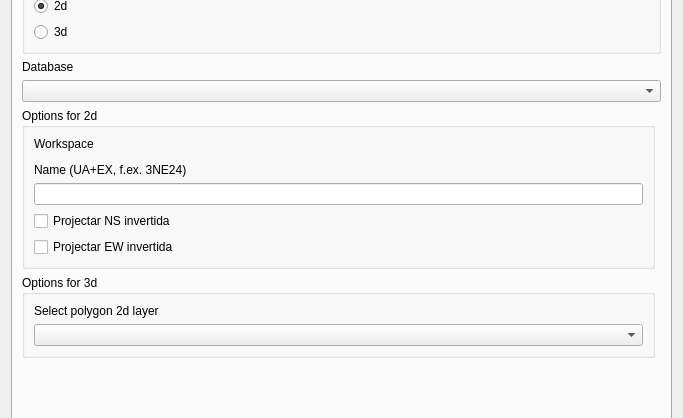
Before: the Qt Designer form sugar_tools_dialog.ui in psigcat/sugartools, drawn with Qt 5; both pictures show x 0 to 683 and y 85 to 503 of the 683 by 792 pixel window.
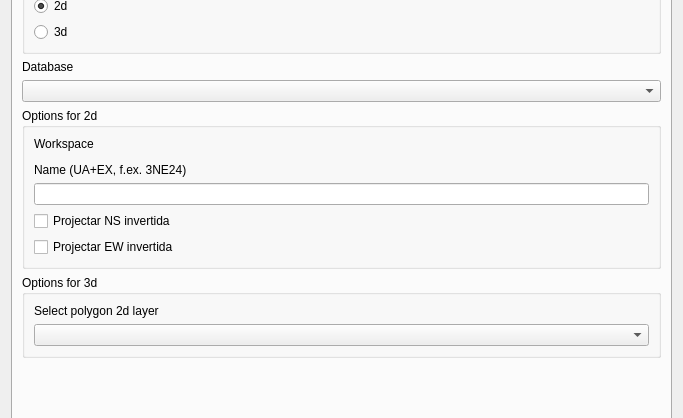
After: the same form once the commit is applied. The open tabs and pages were chosen to show the change. Custom widgets are drawn as their Qt base class.

Commit message: fix name new structure 3d layer, see #51

Patch:
```diff
--- a/sugar_tools_dialog.ui
+++ b/sugar_tools_dialog.ui
@@ -301,11 +301,44 @@
       <attribute name="title">
        <string>Structures</string>
       </attribute>
-      <layout class="QGridLayout" name="gridLayout_8">
-       <item row="3" column="0" colspan="2">
+      <layout class="QVBoxLayout" name="verticalLayout_17">
+       <item>
+        <widget class="QGroupBox" name="groupBox_11">
+         <property name="title">
+          <string>Type</string>
+         </property>
+         <layout class="QVBoxLayout" name="verticalLayout_14">
+          <item>
+           <widget class="QRadioButton" name="structures_check_2d">
+            <property name="text">
+             <string>2d</string>
+            </property>
+            <property name="checked">
+             <bool>true</bool>
+            </property>
+           </widget>
+          </item>
+          <item>
+           <widget class="QRadioButton" name="structures_check_3d">
+            <property name="text">
+             <string>3d</string>
+            </property>
+           </widget>
+          </item>
+         </layout>
+        </widget>
+       </item>
+       <item>
+        <widget class="QLabel" name="label_11">
+         <property name="text">
+          <string>Database</string>
+         </property>
+        </widget>
+       </item>
+       <item>
         <widget class="QComboBox" name="structures_db"/>
        </item>
-       <item row="4" column="0">
+       <item>
         <widget class="QGroupBox" name="sections_2d">
          <property name="title">
           <string>Options for 2d</string>
@@ -352,40 +385,26 @@
          </layout>
         </widget>
        </item>
-       <item row="0" column="0" colspan="2">
-        <widget class="QGroupBox" name="groupBox_11">
+       <item>
+        <widget class="QGroupBox" name="sections_3d">
          <property name="title">
-          <string>Type</string>
+          <string>Options for 3d</string>
          </property>
-         <layout class="QVBoxLayout" name="verticalLayout_14">
+         <layout class="QVBoxLayout" name="verticalLayout_16">
           <item>
-           <widget class="QRadioButton" name="structures_check_2d">
+           <widget class="QLabel" name="label_38">
             <property name="text">
-             <string>2d</string>
-            </property>
-            <property name="checked">
-             <bool>true</bool>
+             <string>Select polygon 2d layer</string>
             </property>
            </widget>
           </item>
           <item>
-           <widget class="QRadioButton" name="structures_check_3d">
-            <property name="text">
-             <string>3d</string>
-            </property>
-           </widget>
+           <widget class="QgsMapLayerComboBox" name="structures_layer_3d"/>
           </item>
          </layout>
         </widget>
        </item>
-       <item row="2" column="0">
-        <widget class="QLabel" name="label_11">
-         <property name="text">
-          <string>Database</string>
-         </property>
-        </widget>
-       </item>
-       <item row="9" column="0">
+       <item>
         <spacer name="verticalSpacer_6">
          <property name="orientation">
           <enum>Qt::Vertical</enum>
@@ -398,25 +417,6 @@
          </property>
         </spacer>
        </item>
-       <item row="5" column="0">
-        <widget class="QGroupBox" name="sections_3d">
-         <property name="title">
-          <string>Options for 3d</string>
-         </property>
-         <layout class="QVBoxLayout" name="verticalLayout_16">
-          <item>
-           <widget class="QLabel" name="label_38">
-            <property name="text">
-             <string>Select polygon 2d layer</string>
-            </property>
-           </widget>
-          </item>
-          <item>
-           <widget class="QgsMapLayerComboBox" name="structures_layer_3d"/>
-          </item>
-         </layout>
-        </widget>
-       </item>
       </layout>
      </widget>
      <widget class="QWidget" name="tabRefitting">
```
Left out of the diff: 2 changed lines with no effect on the pictures. The commit also changes 2 other files.
